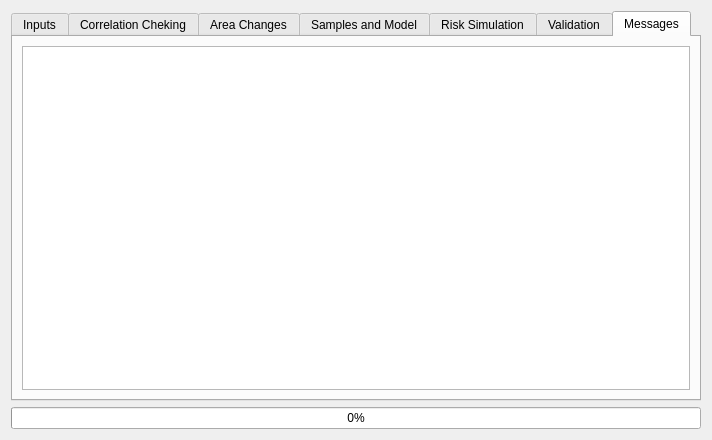
Qt form ui/moluscedialogbase.ui (nextgis/qgis_molusce) before a commit.
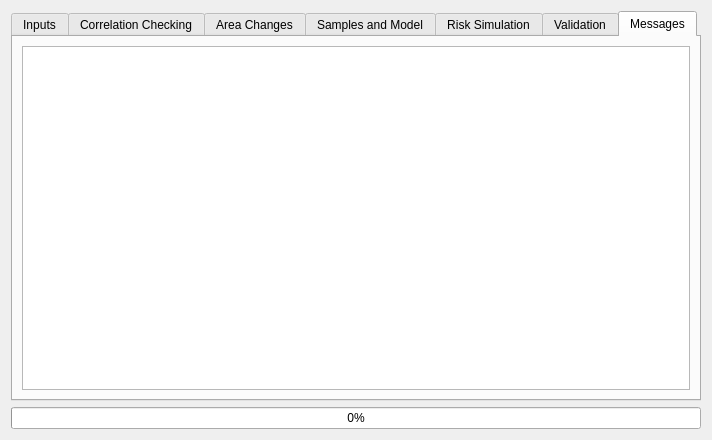
The same form after that commit. The open tabs and pages were chosen to show the change. Custom widgets are drawn as their Qt base class.

What changed in the file:
```diff
--- a/ui/moluscedialogbase.ui
+++ b/ui/moluscedialogbase.ui
@@ -138,7 +138,7 @@
      </widget>
      <widget class="QWidget" name="tabCorrelationChecking">
       <attribute name="title">
-       <string>Correlation Cheking</string>
+       <string>Correlation Checking</string>
       </attribute>
       <layout class="QGridLayout" name="gridLayout_7">
        <item row="0" column="0">
```
Left out of the diff: 2 changed lines with no effect on the pictures.
